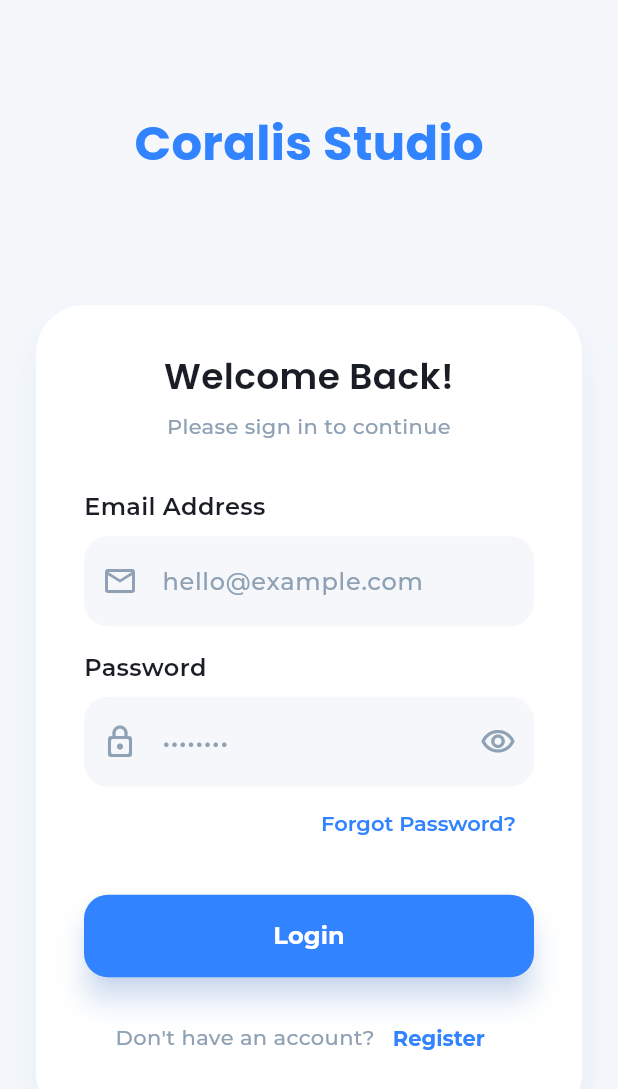
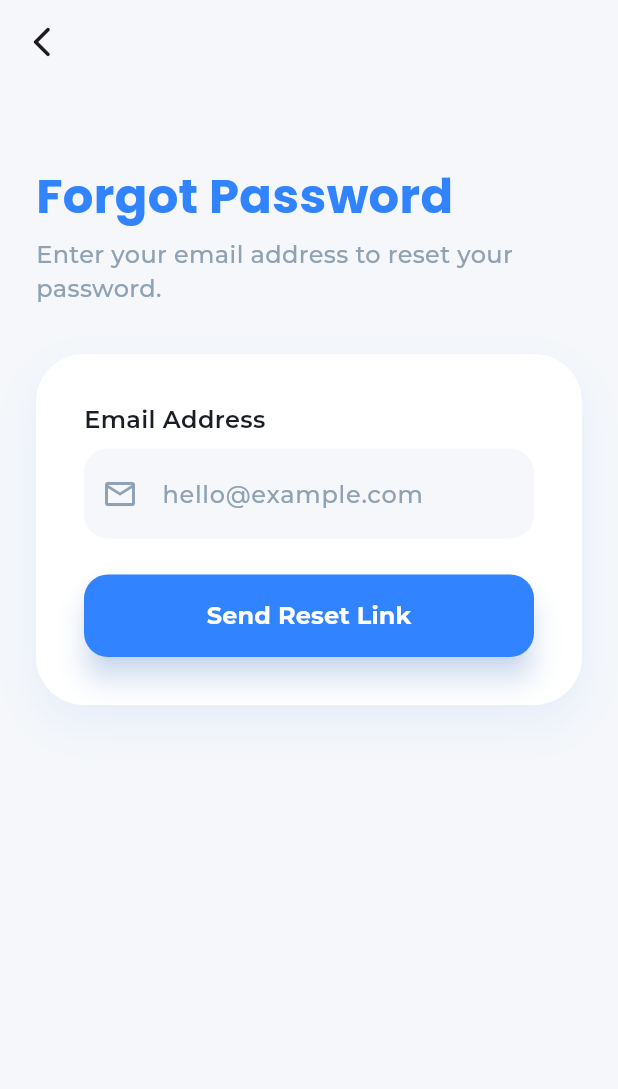
Before and after one commit to riVFerd/coralis_mobile, a Flutter app: the screen it shows after launch, after a tap on "Forgot Password?", on a phone screen of 412 x 824 dp. Shown: the top 1089 px of the screen. Run offline on Flutter 3.47's test engine with Material 3 defaults, Android fonts, the phone set to English and light mode, and no system bars; drawn by our look-alikes of flutter_form_builder; our stand-ins replace connectivity_plus, dio, flutter_dotenv, flutter_hooks, flutter_secure_storage, form_builder_validators and 5 more.

```diff
--- a/lib/app.dart
+++ b/lib/app.dart
@@ -8,6 +8,7 @@ class App extends StatelessWidget {
   @override
   Widget build(BuildContext context) {
     return MaterialApp.router(
+      debugShowCheckedModeBanner: false,
       theme: appTheme,
       routerConfig: AppRouter.router,
     );
--- a/lib/data/datasources/remote_datasources/remote_datasource.dart
+++ b/lib/data/datasources/remote_datasources/remote_datasource.dart
@@ -39,7 +39,8 @@ class RemoteDatasource {
 
         return onResponse(response.data);
       } else {
-        throw ApiException(response.statusMessage ?? 'Something went wrong');
+        logger.e(response);
+        throw ApiException('Something went wrong');
       }
     } on DioException catch (e) {
       logger.e(e);
@@ -50,7 +51,8 @@ class RemoteDatasource {
         throw ApiException('Unauthorized, please login again');
       }
 
-      throw ApiException(e.message ?? 'Something went wrong');
+      final resData = e.response?.data;
+      throw ApiException(resData['message'] ?? 'Something went wrong', errorBag: resData['errors']);
     } catch (e) {
       logger.e(e);
       throw ApiException(e.toString());
--- a/lib/data/repositories/repository.dart
+++ b/lib/data/repositories/repository.dart
@@ -1,3 +1,4 @@
+import 'package:coralis_test/common/utils/logger.dart';
 import 'package:fpdart/fpdart.dart';
 import 'package:coralis_test/common/errors/api_exception.dart';
 import 'package:coralis_test/common/errors/app_error.dart';
@@ -25,7 +26,7 @@ class Repository {
         if (saveToLocal != null) saveToLocal(data);
         return right(onSuccess(data));
       } on ApiException catch(e) {
-        return left(AppError(e.message));
+        return left(AppError(e.message, errorBag: e.errorBag));
       }
     } else {
       if (getOnLocal != null) {
--- a/lib/injection.dart
+++ b/lib/injection.dart
@@ -1,5 +1,8 @@
 import 'package:connectivity_plus/connectivity_plus.dart';
+import 'package:coralis_test/data/datasources/remote_datasources/user_remote_datasource.dart';
 import 'package:coralis_test/data/repositories/auth_repository.dart';
+import 'package:coralis_test/data/repositories/user_repository.dart';
+import 'package:coralis_test/data/repositories/user_repository.dart';
 import 'package:dio/dio.dart';
 import 'package:get_it/get_it.dart';
 import 'package:coralis_test/common/network/network_info.dart';
@@ -19,4 +22,6 @@ void initializeDependencies() {
   get.registerLazySingleton(() => NetworkInfo(get.get()));
   get.registerLazySingleton<AuthRemoteDatasource>(() => AuthRemoteDatasource(get.get(), get.get()));
   get.registerLazySingleton<AuthRepository>(() => AuthRepository(get.get(), get.get()));
+  get.registerLazySingleton<UserRemoteDatasource>(() => UserRemoteDatasource(get.get(), get.get()));
+  get.registerLazySingleton<UserRepository>(() => UserRepository(get.get(), get.get()));
 }
--- a/lib/presentation/components/custom_text_field.dart
+++ b/lib/presentation/components/custom_text_field.dart
@@ -60,6 +60,7 @@ class CustomTextField extends HookWidget {
           style: TS.textMedium.copyWith(color: CT.textPrimary),
           decoration: InputDecoration(
             hintText: hintText,
+            errorMaxLines: 2,
             hintStyle: TS.textMedium.copyWith(color: CT.darkGrey),
             filled: true,
             fillColor: isFocused.value ? CT.white : CT.background,
--- a/lib/presentation/router/app_router.dart
+++ b/lib/presentation/router/app_router.dart
@@ -1,5 +1,9 @@
+import 'package:coralis_test/data/models/user_model.dart';
 import 'package:coralis_test/presentation/screens/auth/login_screen.dart';
 import 'package:coralis_test/presentation/screens/auth/register_screen.dart';
+import 'package:coralis_test/presentation/screens/auth/forgot_password_screen.dart';
+import 'package:coralis_test/presentation/screens/auth/reset_password_screen.dart';
+import 'package:coralis_test/presentation/screens/home/home_screen.dart';
 import 'package:go_router/go_router.dart';
 
 class AppRouter {
@@ -15,7 +19,25 @@ class AppRouter {
       GoRoute(
         path: RegisterScreen.path,
         builder: (_, __) => const RegisterScreen(),
-      )
+      ),
+      GoRoute(
+        path: HomeScreen.path,
+        builder: (_, state) {
+          final user = state.extra as UserModel;
+          return HomeScreen(user: user);
+        },
+      ),
+      GoRoute(
+        path: ForgotPasswordScreen.path,
+        builder: (_, __) => const ForgotPasswordScreen(),
+      ),
+      GoRoute(
+        path: ResetPasswordScreen.path,
+        builder: (_, state) {
+          final resetToken = state.extra as String;
+          return ResetPasswordScreen(resetToken: resetToken);
+        },
+      ),
     ],
   );
 }
--- /dev/null
+++ b/lib/presentation/screens/auth/forgot_password_screen.dart
@@ -0,0 +1,143 @@
+import 'package:coralis_test/common/extensions/context_extension.dart';
+import 'package:coralis_test/common/extensions/widget_extension.dart';
+import 'package:coralis_test/data/repositories/auth_repository.dart';
+import 'package:coralis_test/injection.dart';
+import 'package:coralis_test/presentation/components/custom_button.dart';
+import 'package:coralis_test/presentation/components/custom_text_field.dart';
+import 'package:coralis_test/presentation/components/loading.dart';
+import 'package:coralis_test/presentation/screens/auth/reset_password_screen.dart';
+import 'package:coralis_test/presentation/themes/color_theme.dart';
+import 'package:coralis_test/presentation/themes/sizing.dart';
+import 'package:coralis_test/presentation/themes/text_styles.dart';
+import 'package:flutter/material.dart';
+import 'package:flutter_form_builder/flutter_form_builder.dart';
+import 'package:flutter_hooks/flutter_hooks.dart';
+import 'package:form_builder_validators/form_builder_validators.dart';
+import 'package:go_router/go_router.dart';
+
+class ForgotPasswordScreen extends HookWidget {
+  const ForgotPasswordScreen({super.key});
+
+  static const path = "/forgot-password";
+
+  @override
+  Widget build(BuildContext context) {
+    final formKey = useMemoized(() => GlobalKey<FormBuilderState>());
+    final isLoading = useState(false);
+    final resetToken = useState<String?>(null);
+
+    void submitHandler() async {
+      try {
+        isLoading.value = true;
+        resetToken.value = null; // Reset previous token
+        if (formKey.currentState?.saveAndValidate() ?? false) {
+          final email = formKey.currentState!.value['email'] as String;
+          final res = await get<AuthRepository>().forgotPassword(email);
+
+          res.fold(
+            (l) {
+              context.showSnackBar(l.message);
+            },
+            (r) {
+              context.showSnackBar("Reset token generated successfully");
+              resetToken.value = r;
+            },
+          );
+        }
+      } finally {
+        isLoading.value = false;
+      }
+    }
+
+    return Scaffold(
+      backgroundColor: CT.background,
+      appBar: AppBar(
+        backgroundColor: Colors.transparent,
+        elevation: 0,
+        leading: IconButton(
+          icon: const Icon(Icons.arrow_back_ios_new_rounded),
+          onPressed: () => context.pop(),
+        ),
+      ),
+      body: Stack(
+        children: [
+          SingleChildScrollView(
+            padding: Sz.screenPadding,
+            child: Column(
+              crossAxisAlignment: CrossAxisAlignment.stretch,
+              children: [
+                Sz.vSpacingMediumLarge,
+                Text(
+                  "Forgot Password",
+                  style: TS.displayLarge,
+                ),
+                Sz.vSpacingSmall,
+                Text(
+                  "Enter your email address to reset your password.",
+                  style: TS.textMedium.copyWith(color: CT.darkGrey),
+                ),
+                Sz.vSpacingLarge,
+                Container(
+                  decoration: BoxDecoration(
+                    color: CT.white,
+                    borderRadius: BorderRadius.circular(32),
+                    boxShadow: [
+                      BoxShadow(
+                        color: CT.primaryBlue.withAlpha(20),
+                        blurRadius: 24,
+                        offset: const Offset(0, 12),
+                      ),
+                    ],
+                  ),
+                  padding: const EdgeInsets.all(32),
+                  child: FormBuilder(
+                    key: formKey,
+                    child: Column(
+                      crossAxisAlignment: CrossAxisAlignment.stretch,
+                      children: [
+                        CustomTextField(
+                          name: 'email',
+                          label: 'Email Address',
+                          hintText: 'hello@example.com',
+                          prefixIcon: const Icon(Icons.email_outlined),
+                          keyboardType: TextInputType.emailAddress,
+                          textInputAction: TextInputAction.done,
+                          validator: FormBuilderValidators.compose([
+                            FormBuilderValidators.required(),
+                            FormBuilderValidators.email(),
+                          ]),
+                        ),
+                        Sz.vSpacingMediumLarge,
+                        CustomButton(
+                          text: "Send Reset Link",
+                          onPressed: submitHandler,
+                          isLoading: isLoading.value,
+                        ),
+                        if (resetToken.value != null) ...[
+                          Sz.vSpacingMedium,
+                          CustomButton(
+                            text: "Proceed to Reset Password",
+                            onPressed: () {
+                              context.push(
+                                ResetPasswordScreen.path,
+                                extra: resetToken.value,
+                              );
+                            },
+                            isOutlined: true,
+                          ),
+                        ],
+                      ],
+                    ),
+                  ),
+                ),
+              ],
+            ),
+          ),
+          const CenterLoadingOverlay().showWhen(
+            isLoading.value,
+          ),
+        ],
+      ),
+    );
+  }
+}
--- a/lib/presentation/screens/auth/login_screen.dart
+++ b/lib/presentation/screens/auth/login_screen.dart
@@ -1,9 +1,13 @@
 import 'package:coralis_test/common/extensions/context_extension.dart';
+import 'package:coralis_test/common/extensions/widget_extension.dart';
 import 'package:coralis_test/data/repositories/auth_repository.dart';
 import 'package:coralis_test/injection.dart';
 import 'package:coralis_test/presentation/components/custom_button.dart';
 import 'package:coralis_test/presentation/components/custom_text_field.dart';
+import 'package:coralis_test/presentation/components/loading.dart';
 import 'package:coralis_test/presentation/screens/auth/register_screen.dart';
+import 'package:coralis_test/presentation/screens/auth/forgot_password_screen.dart';
+import 'package:coralis_test/presentation/screens/home/home_screen.dart';
 
 import 'package:coralis_test/presentation/themes/color_theme.dart';
 import 'package:coralis_test/presentation/themes/sizing.dart';
@@ -24,10 +28,44 @@ class LoginScreen extends HookWidget {
   @override
   Widget build(BuildContext context) {
     final formKey = useMemoized(() => GlobalKey<FormBuilderState>());
+    final isLoading = useState(false);
+
+    void loginHandler() async {
+      try {
+        isLoading.value = true;
+        if (formKey.currentState?.saveAndValidate() ?? false) {
+          final res = await get<AuthRepository>().login(
+            UserModel.loginDTO(
+              formKey.currentState!.value,
+            ),
+          );
+
+          res.fold(
+            (l) {
+              context.showSnackBar(l.message);
+
+              if (l.errorBag != null) {
+                l.errorBag!.forEach((key, value) {
+                  formKey.currentState?.fields[key]?.invalidate(value);
+                });
+              }
+            },
+            (r) => context.go(
+              HomeScreen.path,
+              extra: r,
+            ),
+          );
+        }
+      } finally {
+        isLoading.value = false;
+      }
+    }
 
     return Scaffold(
       backgroundColor: CT.background,
-      body: SingleChildScrollView(
+      body: Stack(
+        children: [
+          SingleChildScrollView(
             physics: const ClampingScrollPhysics(),
             child: Container(
               height: context.height,
@@ -96,7 +134,9 @@ class LoginScreen extends HookWidget {
                           Align(
                             alignment: Alignment.centerRight,
                             child: TextButton(
-                          onPressed: () {},
+                              onPressed: () {
+                                context.push(ForgotPasswordScreen.path);
+                              },
                               style: TextButton.styleFrom(
                                 foregroundColor: CT.primaryBlue,
                                 textStyle: TS.textSmall
@@ -108,9 +148,8 @@ class LoginScreen extends HookWidget {
                           Sz.vSpacingMediumLarge,
                           CustomButton(
                             text: "Login",
-                        onPressed: () async {
-
-                        },
+                            onPressed: loginHandler,
+                            isLoading: isLoading.value,
                           ),
                           Sz.vSpacingMedium,
                           Row(
@@ -121,7 +160,8 @@ class LoginScreen extends HookWidget {
                                 style: TS.textSmall,
                               ),
                               TextButton(
-                            onPressed: () => context.push(RegisterScreen.path),
+                                onPressed: () =>
+                                    context.push(RegisterScreen.path),
                                 style: TextButton.styleFrom(
                                   foregroundColor: CT.primaryBlue,
                                   textStyle: TS.textSmall
@@ -139,6 +179,11 @@ class LoginScreen extends HookWidget {
               ),
             ),
           ),
+          const CenterLoadingOverlay().showWhen(
+            isLoading.value,
+          ),
+        ],
+      ),
     );
   }
 }
```
Also changed, not shown: lib/data/datasources/remote_datasources/auth_remote_datasource.dart (+9 -7 lines), lib/data/models/user_model.dart (+11 -1 lines), lib/presentation/components/loading.dart (added, +21 -0 lines), lib/presentation/screens/auth/register_screen.dart (+56 -18 lines), lib/presentation/screens/auth/reset_password_screen.dart (added, +150 -0 lines), lib/presentation/screens/home/home_screen.dart (added, +98 -0 lines), lib/presentation/screens/splash_screen.dart (deleted). Lines whose indentation alone changed are shown as unchanged.
